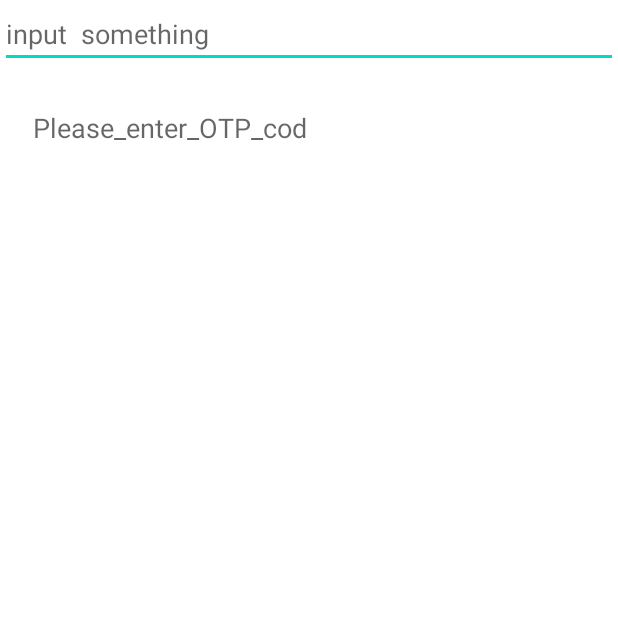
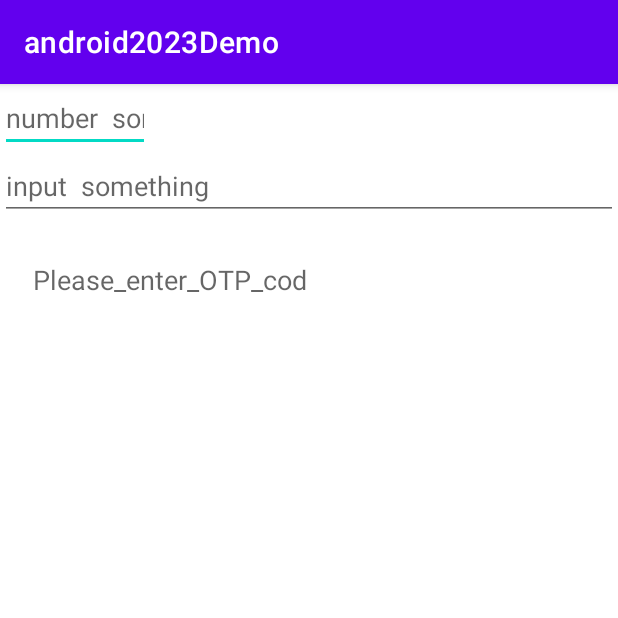
Before and after one commit to huangjinping/android2023Demo, an Android app: the EditActivity screen opened directly, with no data from a screen before it, on a phone screen of 412 x 824 dp, the top half of it. Run offline under Robolectric (Android 15) with nearby library versions, the phone set to English and light mode, and no system bars.

Commit message:
提交审核

```diff
--- a/app/src/main/AndroidManifest.xml
+++ b/app/src/main/AndroidManifest.xml
@@ -183,6 +183,7 @@
         <activity android:name=".ui.ReferrerActivity"></activity>
         <activity android:name=".ui.BaseWeb154Activity"></activity>
 
+        <activity android:name=".ui.TemplateActivity"></activity>
         <activity android:name=".ui.DialogTestActivity"></activity>
         <activity android:name=".ui.UploadWebActivity"></activity>
 
--- a/app/src/main/java/con/fire/android2023demo/ui/EditActivity.java
+++ b/app/src/main/java/con/fire/android2023demo/ui/EditActivity.java
@@ -21,7 +21,6 @@ public class EditActivity extends AppCompatActivity {
         super.onCreate(savedInstanceState);
         binding = ActivityEditBinding.inflate(getLayoutInflater());
         setContentView(binding.getRoot());
-
 
         getList();
         getReferrerApi();
--- a/app/src/main/res/layout/activity_edit.xml
+++ b/app/src/main/res/layout/activity_edit.xml
@@ -10,8 +10,17 @@
 
         <LinearLayout
             android:layout_width="match_parent"
-            android:orientation="vertical"
-            android:layout_height="wrap_content">
+            android:layout_height="wrap_content"
+            android:orientation="vertical">
+
+            <EditText
+                android:layout_width="100dp"
+                android:layout_height="wrap_content"
+                android:hint="number  something"
+                android:inputType="number"
+                android:maxLines="3"
+                ></EditText>
+
 
             <EditText
                 android:id="@+id/textView3"
@@ -43,8 +52,8 @@
             <TextView
                 android:id="@+id/txt_resultReceiver"
                 android:layout_width="match_parent"
+                android:layout_height="wrap_content"
                 android:textColor="@color/teal_200"
-                android:layout_height="wrap_content"
                 android:textSize="10sp"></TextView>
         </LinearLayout>
     </ScrollView>
--- /dev/null
+++ b/app/src/main/res/layout/activity_template.xml
@@ -0,0 +1,6 @@
+<?xml version="1.0" encoding="utf-8"?>
+<androidx.constraintlayout.widget.ConstraintLayout xmlns:android="http://schemas.android.com/apk/res/android"
+    android:layout_width="match_parent"
+    android:layout_height="match_parent">
+
+</androidx.constraintlayout.widget.ConstraintLayout>
--- a/app/src/main/res/values/themes.xml
+++ b/app/src/main/res/values/themes.xml
@@ -1,6 +1,6 @@
 <resources xmlns:tools="http://schemas.android.com/tools">
     <!-- Base application theme. -->
-    <style name="Theme.Android2023Demo" parent="Theme.MaterialComponents.DayNight.NoActionBar">
+    <style name="Theme.Android2023Demo" parent="Theme.MaterialComponents.DayNight.DarkActionBar">
         <!-- Primary brand color. -->
         <item name="colorPrimary">@color/purple_500</item>
         <item name="colorPrimaryVariant">@color/purple_700</item>
```
Also changed, not shown: app/src/main/java/con/fire/android2023demo/photo/ImageUtil131.java (+13 -2 lines), app/src/main/java/con/fire/android2023demo/photo/PhotoUtilsImagePicker.java (+5 -3 lines), app/src/main/java/con/fire/android2023demo/ui/MainActivity.java (+16 -3 lines), app/src/main/java/con/fire/android2023demo/ui/TemplateActivity.java (added, +20 -0 lines), app/src/main/java/con/fire/android2023demo/ui/UploadWebActivity.java (+17 -4 lines), app/src/main/res/layout/activity_hao123.xml (+7 -0 lines), app/src/main/res/layout/activity_uploadweb.xml (+8 -1 lines).
